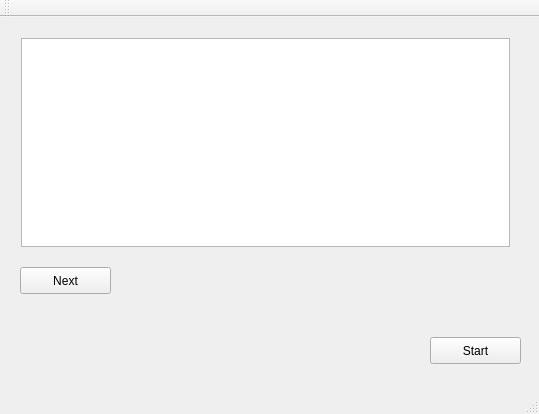
Qt form musopeg/mainwindow.ui (mcmenaminadrian/musopeg) before a commit.
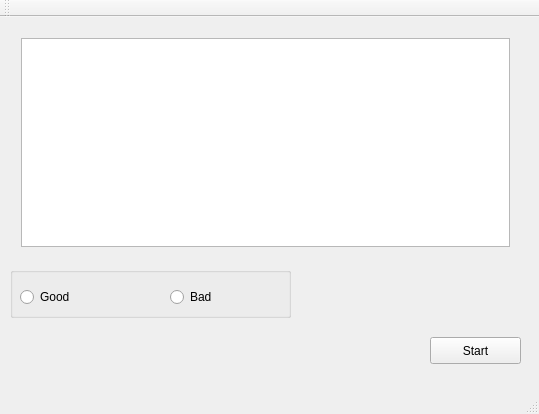
The same form after that commit.

Patch:
```diff
--- a/musopeg/mainwindow.ui
+++ b/musopeg/mainwindow.ui
@@ -42,18 +42,44 @@
      <string>Start</string>
     </property>
    </widget>
-   <widget class="QPushButton" name="nextButton">
+   <widget class="QGroupBox" name="groupBox">
     <property name="geometry">
      <rect>
-      <x>20</x>
+      <x>10</x>
       <y>250</y>
-      <width>91</width>
-      <height>27</height>
+      <width>281</width>
+      <height>51</height>
      </rect>
     </property>
-    <property name="text">
-     <string>Next</string>
+    <property name="title">
+     <string/>
     </property>
+    <widget class="QRadioButton" name="goodButton">
+     <property name="geometry">
+      <rect>
+       <x>10</x>
+       <y>20</y>
+       <width>108</width>
+       <height>20</height>
+      </rect>
+     </property>
+     <property name="text">
+      <string>Good</string>
+     </property>
+    </widget>
+    <widget class="QRadioButton" name="badButton">
+     <property name="geometry">
+      <rect>
+       <x>160</x>
+       <y>20</y>
+       <width>108</width>
+       <height>20</height>
+      </rect>
+     </property>
+     <property name="text">
+      <string>Bad</string>
+     </property>
+    </widget>
    </widget>
   </widget>
   <widget class="QMenuBar" name="menuBar">
```
